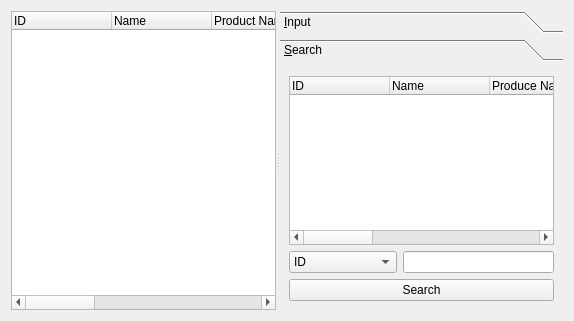
KimYooseon/osstem, file shopmanagerform.ui: the form before one commit.
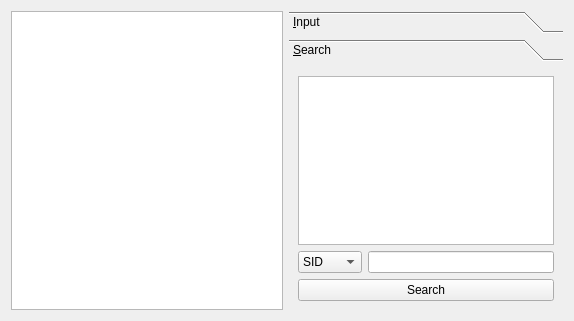
The form after the commit.

```diff
--- a/shopmanagerform.ui
+++ b/shopmanagerform.ui
@@ -13,65 +13,28 @@
   <property name="windowTitle">
    <string>Form</string>
   </property>
-  <layout class="QHBoxLayout" name="horizontalLayout_3">
+  <layout class="QHBoxLayout" name="horizontalLayout_2">
    <item>
-    <widget class="QSplitter" name="splitter">
-     <property name="orientation">
-      <enum>Qt::Horizontal</enum>
-     </property>
-     <widget class="QTreeWidget" name="treeWidget">
-      <property name="rootIsDecorated">
-       <bool>false</bool>
-      </property>
-      <property name="itemsExpandable">
-       <bool>false</bool>
-      </property>
-      <column>
-       <property name="text">
-        <string>ID</string>
-       </property>
-      </column>
-      <column>
-       <property name="text">
-        <string>Name</string>
-       </property>
-      </column>
-      <column>
-       <property name="text">
-        <string>Product Name</string>
-       </property>
-      </column>
-      <column>
-       <property name="text">
-        <string>Date</string>
-       </property>
-      </column>
-      <column>
-       <property name="text">
-        <string>Count</string>
-       </property>
-      </column>
-      <column>
-       <property name="text">
-        <string>Price</string>
-       </property>
-      </column>
-      <column>
-       <property name="text">
-        <string>Total Price</string>
-       </property>
-      </column>
-      <column>
-       <property name="text">
-        <string>Address</string>
-       </property>
-      </column>
-      <column>
-       <property name="text">
-        <string>Phone Number</string>
-       </property>
-      </column>
-     </widget>
+    <layout class="QGridLayout" name="gridLayout_3">
+     <item row="0" column="1">
+      <widget class="QTableView" name="shopTableView">
+       <property name="editTriggers">
+        <set>QAbstractItemView::NoEditTriggers</set>
+       </property>
+       <property name="alternatingRowColors">
+        <bool>true</bool>
+       </property>
+       <property name="selectionBehavior">
+        <enum>QAbstractItemView::SelectRows</enum>
+       </property>
+       <attribute name="verticalHeaderVisible">
+        <bool>false</bool>
+       </attribute>
+      </widget>
+     </item>
+    </layout>
+   </item>
+   <item>
      <widget class="QToolBox" name="toolBox">
       <property name="currentIndex">
        <number>1</number>
@@ -80,9 +43,9 @@
        <property name="geometry">
         <rect>
          <x>0</x>
-         <y>-17</y>
-         <width>276</width>
-         <height>278</height>
+        <y>0</y>
+        <width>269</width>
+        <height>314</height>
         </rect>
        </property>
        <attribute name="label">
@@ -159,6 +122,19 @@
           </item>
          </layout>
         </item>
+       <item>
+        <widget class="QLabel" name="label_2">
+         <property name="font">
+          <font>
+           <pointsize>10</pointsize>
+           <bold>true</bold>
+          </font>
+         </property>
+         <property name="text">
+          <string>Client</string>
+         </property>
+        </widget>
+       </item>
         <item>
          <widget class="QTreeWidget" name="CustomertreeWidget">
           <column>
@@ -178,6 +154,19 @@
           </column>
          </widget>
         </item>
+       <item>
+        <widget class="QLabel" name="label_3">
+         <property name="font">
+          <font>
+           <pointsize>10</pointsize>
+           <bold>true</bold>
+          </font>
+         </property>
+         <property name="text">
+          <string>Product</string>
+         </property>
+        </widget>
+       </item>
         <item>
          <widget class="QTreeWidget" name="ProducttreeWidget">
           <column>
@@ -235,7 +224,7 @@
         <rect>
          <x>0</x>
          <y>0</y>
-         <width>286</width>
+        <width>279</width>
          <height>261</height>
         </rect>
        </property>
@@ -244,55 +233,10 @@
        </attribute>
        <layout class="QVBoxLayout" name="verticalLayout_4">
         <item>
-         <widget class="QTreeWidget" name="searchTreeWidget">
-          <property name="rootIsDecorated">
+        <widget class="QTableView" name="searchTableView">
+         <attribute name="verticalHeaderVisible">
            <bool>false</bool>
-          </property>
-          <column>
-           <property name="text">
-            <string>ID</string>
-           </property>
-          </column>
-          <column>
-           <property name="text">
-            <string>Name</string>
-           </property>
-          </column>
-          <column>
-           <property name="text">
-            <string>Produce Name</string>
-           </property>
-          </column>
-          <column>
-           <property name="text">
-            <string>Date</string>
-           </property>
-          </column>
-          <column>
-           <property name="text">
-            <string>Count</string>
-           </property>
-          </column>
-          <column>
-           <property name="text">
-            <string>Price</string>
-           </property>
-          </column>
-          <column>
-           <property name="text">
-            <string>Total Price</string>
-           </property>
-          </column>
-          <column>
-           <property name="text">
-            <string>Address</string>
-           </property>
-          </column>
-          <column>
-           <property name="text">
-            <string>Phone Number</string>
-           </property>
-          </column>
+         </attribute>
          </widget>
         </item>
         <item>
@@ -301,17 +245,17 @@
            <widget class="QComboBox" name="searchComboBox">
             <item>
              <property name="text">
-              <string>ID</string>
+             <string>SID</string>
              </property>
             </item>
             <item>
              <property name="text">
-              <string>Name</string>
+             <string>CID</string>
              </property>
             </item>
             <item>
              <property name="text">
-              <string>Product Name</string>
+             <string>PID</string>
              </property>
             </item>
             <item>
@@ -339,7 +283,6 @@
          </widget>
         </item>
        </layout>
-      </widget>
      </widget>
     </widget>
    </item>
```
Lines whose indentation alone changed are shown as unchanged.
